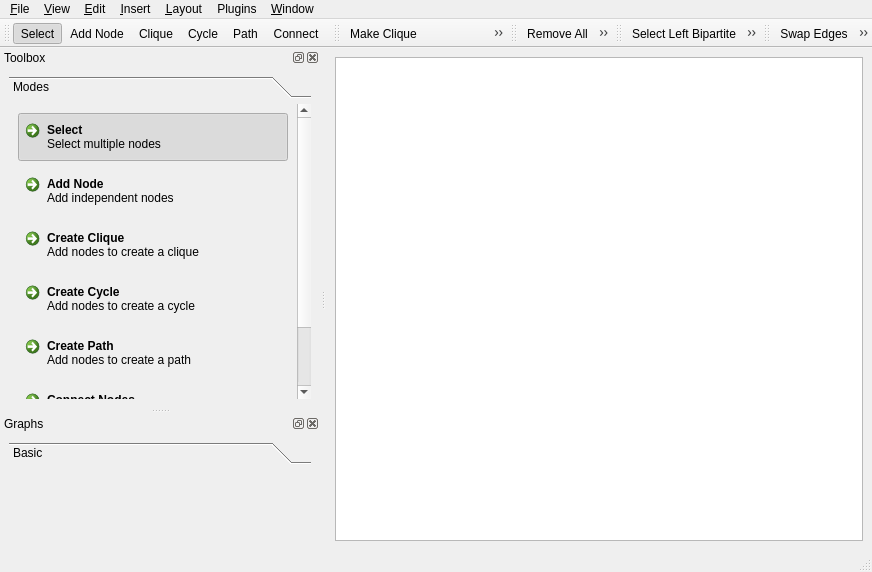
The window that Gui/GraphViewer.ui (matcom/simspider) describes before a commit, drawn with Qt 5.
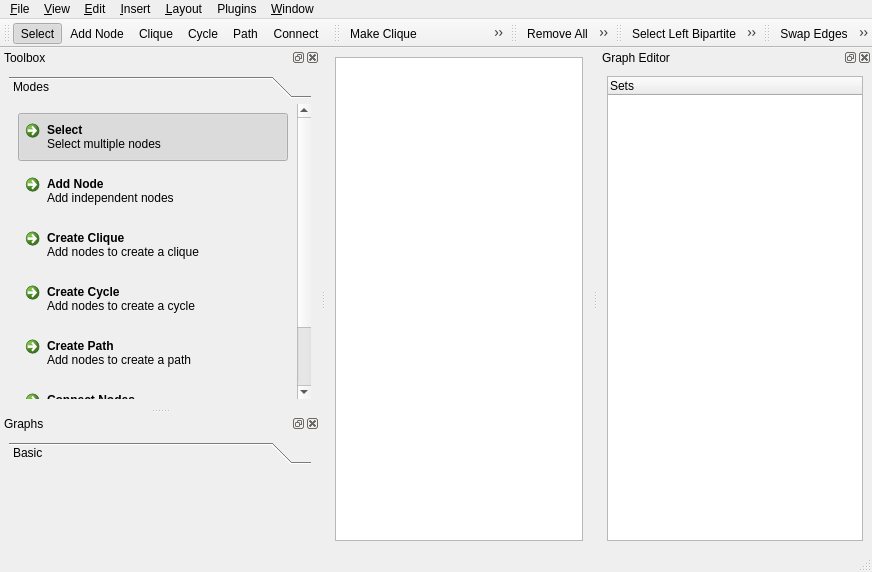
The same window after the commit. Icons and pictures are not drawn.

Commit message: Implementado el editor de grafos

```diff
--- a/Gui/GraphViewer.ui
+++ b/Gui/GraphViewer.ui
@@ -534,6 +534,39 @@
    <addaction name="actionSwapEdges"/>
    <addaction name="actionCompleteEdges"/>
   </widget>
+  <widget class="QDockWidget" name="graphView">
+   <property name="sizePolicy">
+    <sizepolicy hsizetype="Minimum" vsizetype="Preferred">
+     <horstretch>0</horstretch>
+     <verstretch>0</verstretch>
+    </sizepolicy>
+   </property>
+   <property name="minimumSize">
+    <size>
+     <width>250</width>
+     <height>111</height>
+    </size>
+   </property>
+   <property name="windowTitle">
+    <string>Graph Editor</string>
+   </property>
+   <attribute name="dockWidgetArea">
+    <number>2</number>
+   </attribute>
+   <widget class="QWidget" name="dockWidgetContents_4">
+    <layout class="QVBoxLayout" name="verticalLayout_3">
+     <item>
+      <widget class="QTreeWidget" name="graphTree">
+       <column>
+        <property name="text">
+         <string>Sets</string>
+        </property>
+       </column>
+      </widget>
+     </item>
+    </layout>
+   </widget>
+  </widget>
   <action name="actionSelection">
    <property name="checkable">
     <bool>true</bool>
```
Left out of the diff: 2 changed lines with no effect on the pictures. The commit also changes 14 other files.
